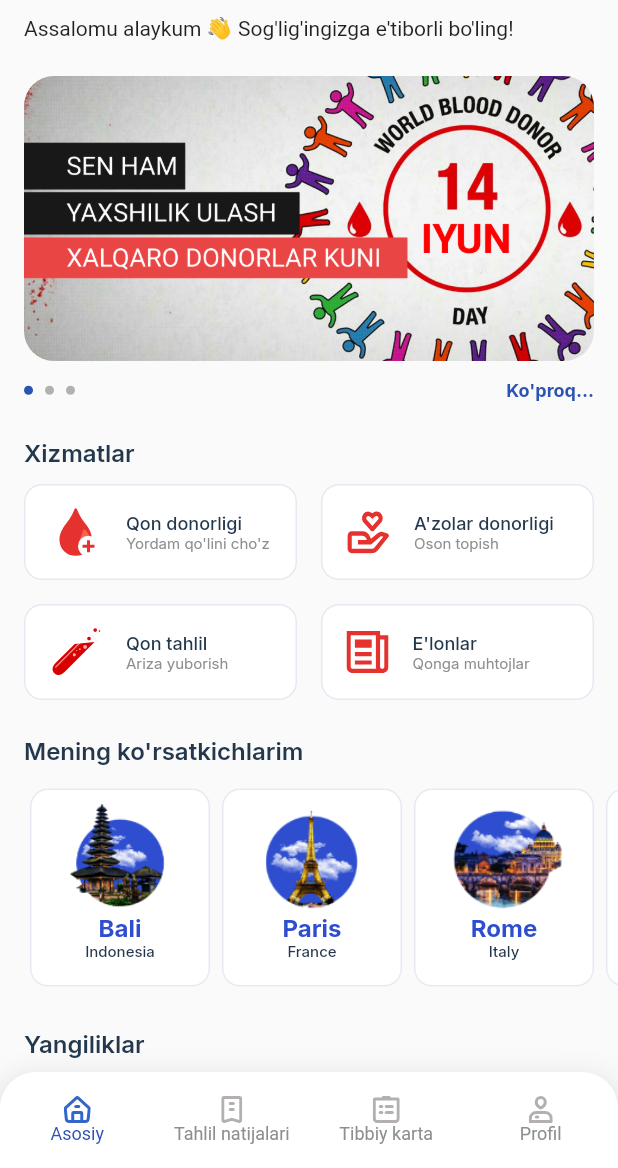
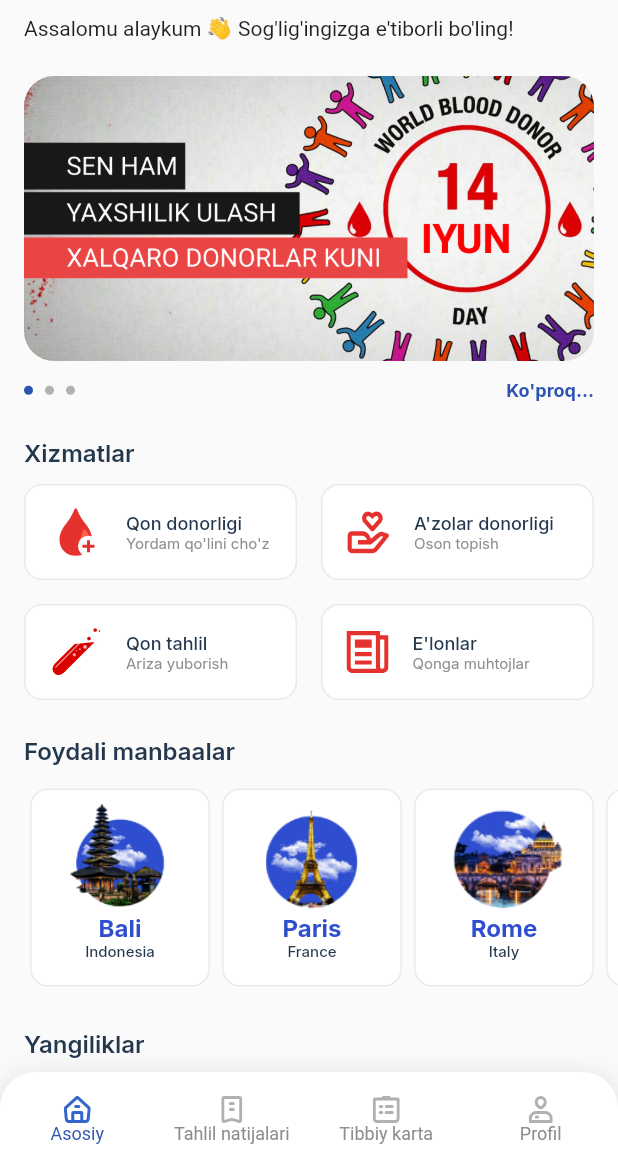
Before and after one commit to CreatorNSL/urban.tech.uz-WeMight, a Flutter app: the screen it shows after launch, on a phone screen of 412 x 824 dp, the part 68-1236 px from its top. Run offline on Flutter 3.47's test engine with Material 2 defaults, Android fonts, the phone set to English and light mode, and no system bars; our stand-ins replace flutter_svg, flutter_swiper, google_fonts, lottie.

Commit message:
APP Build

```diff
--- a/lib/screens/home_screen.dart
+++ b/lib/screens/home_screen.dart
@@ -304,7 +304,7 @@ class _HomeScreenState extends State<HomeScreen> {
             Padding(
               padding: EdgeInsets.only(left: 16, top: 24, bottom: 12),
               child: Text(
-                'Mening ko\'rsatkichlarim',
+                'Foydali manbaalar',
                 style: mTitleStyle,
               ),
             ),
```
